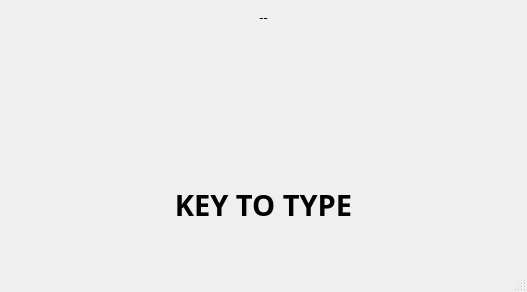
Before: the Qt Designer form mainWindow.ui in windexlight/MappingTrainer, drawn with Qt 5.
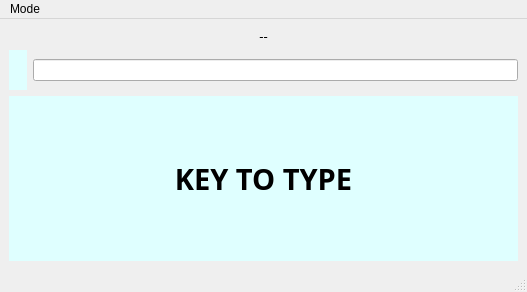
After: the same form once the commit is applied.

Commit message: WIP on adding typing mode

Diff of the .ui file:
```diff
--- a/mainWindow.ui
+++ b/mainWindow.ui
@@ -38,6 +38,8 @@
      </widget>
     </item>
     <item>
+     <layout class="QHBoxLayout" name="horizontalLayout">
+      <item>
      <widget class="QLabel" name="label_keysPressed">
       <property name="font">
        <font>
@@ -47,6 +49,9 @@
         <bold>true</bold>
        </font>
       </property>
+        <property name="styleSheet">
+         <string notr="true">background-color: rgb(223, 255, 255);</string>
+        </property>
       <property name="text">
        <string/>
       </property>
@@ -56,7 +61,22 @@
      </widget>
     </item>
     <item>
+       <widget class="QLineEdit" name="lineEdit">
+        <property name="acceptDrops">
+         <bool>false</bool>
+        </property>
+       </widget>
+      </item>
+     </layout>
+    </item>
+    <item>
      <widget class="QLabel" name="label_keyPrompt">
+      <property name="sizePolicy">
+       <sizepolicy hsizetype="Ignored" vsizetype="Preferred">
+        <horstretch>0</horstretch>
+        <verstretch>0</verstretch>
+       </sizepolicy>
+      </property>
       <property name="font">
        <font>
         <family>Cascadia Code</family>
@@ -65,12 +85,18 @@
         <bold>true</bold>
        </font>
       </property>
+      <property name="styleSheet">
+       <string notr="true">background-color: rgb(223, 255, 255);</string>
+      </property>
       <property name="text">
        <string>KEY TO TYPE</string>
       </property>
       <property name="alignment">
        <set>Qt::AlignCenter</set>
       </property>
+      <property name="wordWrap">
+       <bool>true</bool>
+      </property>
      </widget>
     </item>
    </layout>
@@ -84,6 +110,14 @@
      <height>26</height>
     </rect>
    </property>
+   <widget class="QMenu" name="menuMode">
+    <property name="title">
+     <string>Mode</string>
+    </property>
+    <addaction name="actionKey_Practice"/>
+    <addaction name="actionTyping_Practice"/>
+   </widget>
+   <addaction name="menuMode"/>
   </widget>
   <widget class="QStatusBar" name="statusbar"/>
  </widget>
```
Left out of the diff: 78 changed lines with no effect on the pictures. Lines whose indentation alone changed are shown as unchanged. The commit also changes 2 other files.
